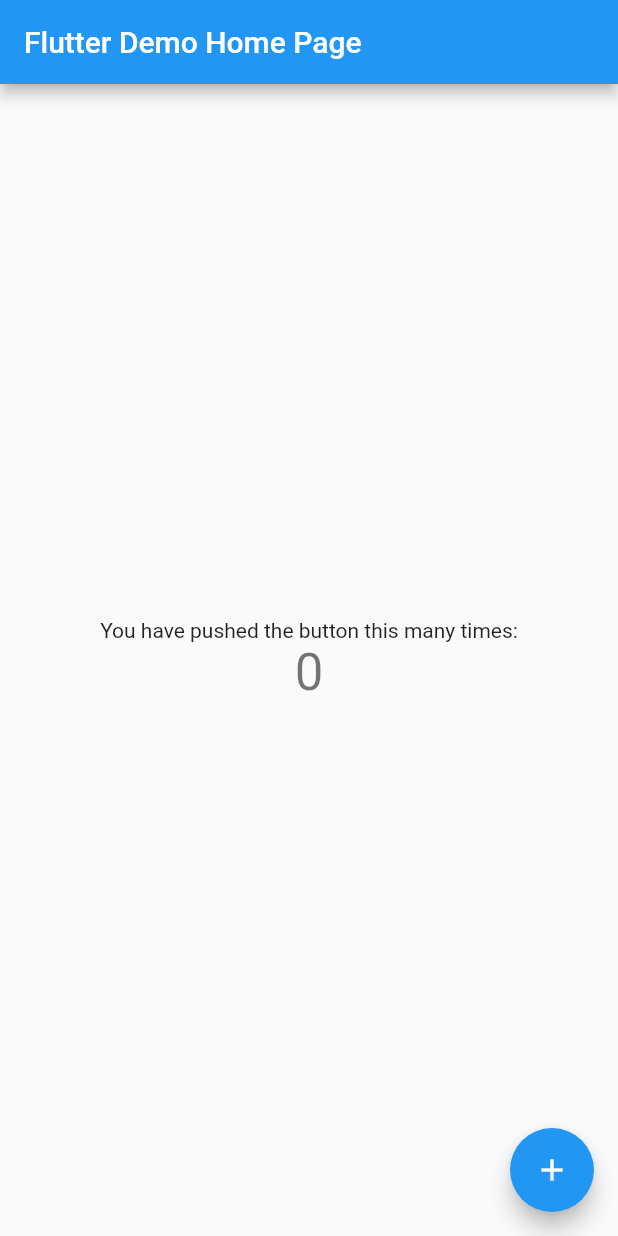
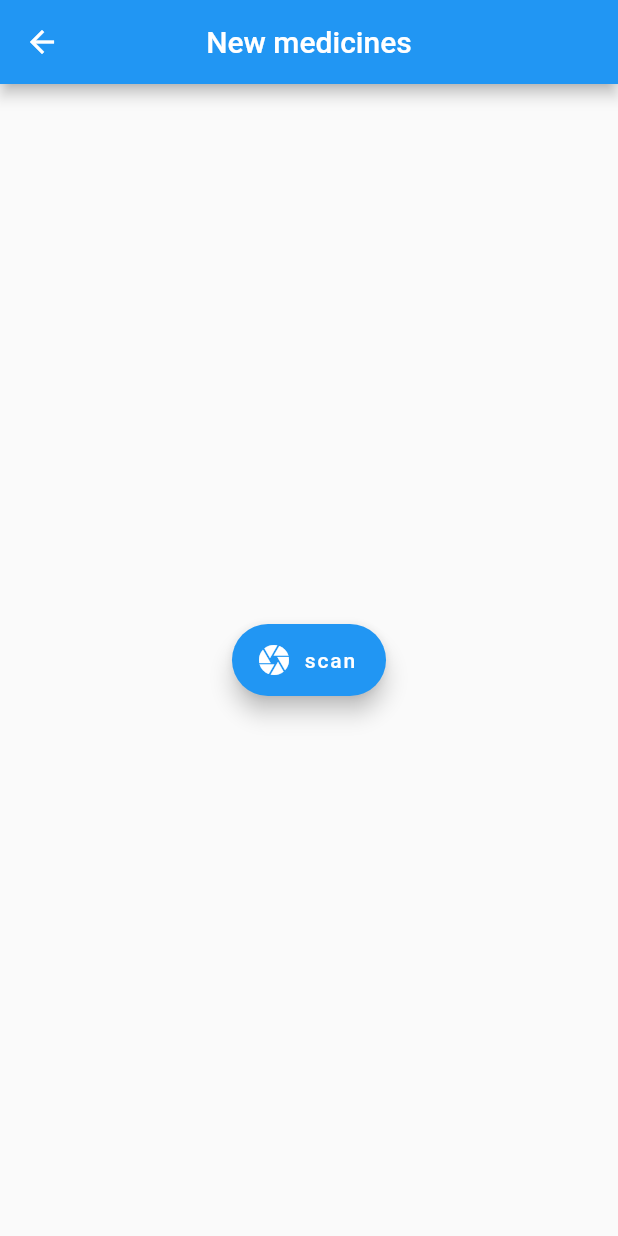
Before and after one commit to varshitan/medicalshop_management, a Flutter app: the screen it shows after launch, on a phone screen of 412 x 824 dp. Run offline on Flutter 3.47's test engine with Material 2 defaults, Android fonts, the phone set to English and light mode, and no system bars; missing offline and left inert: dart:html.

Commit message:
this is my first commit

```diff
--- /dev/null
+++ b/lib/alert_dialog.dart
@@ -0,0 +1,30 @@
+import 'package:flutter/material.dart';
+
+enum DialogsAction { yes, cancel }
+
+class AlertDialogs {
+  static Future<DialogsAction> yesCancelDialog(
+    BuildContext context,
+    String title,
+    String body,
+  ) async {
+    final action = await showDialog(
+        //barrierDismissible: false,
+        context: context,
+        builder: (BuildContext context) {
+          return AlertDialog(
+            title: Text(title),
+            content: Text(body),
+            actions: <Widget>[
+              FloatingActionButton.extended(
+                  onPressed: () =>
+                      Navigator.of(context).pop(DialogsAction.cancel),
+                  label: Text("yes")),
+              FloatingActionButton.extended(
+                  onPressed: () => Navigator.of(context).pop(DialogsAction.yes),
+                  label: Text("no"))
+            ],
+          );
+        });
+  }
+}
--- a/lib/main.dart
+++ b/lib/main.dart
@@ -1,115 +1,48 @@
+import 'dart:html';
+
 import 'package:flutter/material.dart';
+import 'package:medicalshop_management/alert_dialog.dart';
 
-void main() {
-  runApp(const MyApp());
-}
+void main() => runApp(MyApp());
 
 class MyApp extends StatelessWidget {
-  const MyApp({Key? key}) : super(key: key);
-
-  // This widget is the root of your application.
   @override
   Widget build(BuildContext context) {
     return MaterialApp(
-      title: 'Flutter Demo',
-      theme: ThemeData(
-        // This is the theme of your application.
-        //
-        // Try running your application with "flutter run". You'll see the
-        // application has a blue toolbar. Then, without quitting the app, try
-        // changing the primarySwatch below to Colors.green and then invoke
-        // "hot reload" (press "r" in the console where you ran "flutter run",
-        // or simply save your changes to "hot reload" in a Flutter IDE).
-        // Notice that the counter didn't reset back to zero; the application
-        // is not restarted.
-        primarySwatch: Colors.blue,
-      ),
-      home: const MyHomePage(title: 'Flutter Demo Home Page'),
+      debugShowCheckedModeBanner: false,
+      title: 'Medicalshop_managment',
+      home: Homepage(),
     );
   }
 }
 
-class MyHomePage extends StatefulWidget {
-  const MyHomePage({Key? key, required this.title}) : super(key: key);
-
-  // This widget is the home page of your application. It is stateful, meaning
-  // that it has a State object (defined below) that contains fields that affect
-  // how it looks.
-
-  // This class is the configuration for the state. It holds the values (in this
-  // case the title) provided by the parent (in this case the App widget) and
-  // used by the build method of the State. Fields in a Widget subclass are
-  // always marked "final".
-
-  final String title;
-
+class Homepage extends StatefulWidget {
   @override
-  State<MyHomePage> createState() => _MyHomePageState();
+  _HomepageState createState() => _HomepageState();
 }
 
-class _MyHomePageState extends State<MyHomePage> {
-  int _counter = 0;
-
-  void _incrementCounter() {
-    setState(() {
-      // This call to setState tells the Flutter framework that something has
-      // changed in this State, which causes it to rerun the build method below
-      // so that the display can reflect the updated values. If we changed
-      // _counter without calling setState(), then the build method would not be
-      // called again, and so nothing would appear to happen.
-      _counter++;
-    });
-  }
-
+class _HomepageState extends State<Homepage> {
+  String title = 'New medicines';
   @override
   Widget build(BuildContext context) {
-    // This method is rerun every time setState is called, for instance as done
-    // by the _incrementCounter method above.
-    //
-    // The Flutter framework has been optimized to make rerunning build methods
-    // fast, so that you can just rebuild anything that needs updating rather
-    // than having to individually change instances of widgets.
     return Scaffold(
       appBar: AppBar(
-        // Here we take the value from the MyHomePage object that was created by
-        // the App.build method, and use it to set our appbar title.
-        title: Text(widget.title),
+        leading: IconButton(
+          onPressed: () {},
+          icon: Icon(Icons.arrow_back),
+        ),
+        title: Text("New medicines"),
+        centerTitle: true,
       ),
       body: Center(
-        // Center is a layout widget. It takes a single child and positions it
-        // in the middle of the parent.
-        child: Column(
-          // Column is also a layout widget. It takes a list of children and
-          // arranges them vertically. By default, it sizes itself to fit its
-          // children horizontally, and tries to be as tall as its parent.
-          //
-          // Invoke "debug painting" (press "p" in the console, choose the
-          // "Toggle Debug Paint" action from the Flutter Inspector in Android
-          // Studio, or the "Toggle Debug Paint" command in Visual Studio Code)
-          // to see the wireframe for each widget.
-          //
-          // Column has various properties to control how it sizes itself and
-          // how it positions its children. Here we use mainAxisAlignment to
-          // center the children vertically; the main axis here is the vertical
-          // axis because Columns are vertical (the cross axis would be
-          // horizontal).
-          mainAxisAlignment: MainAxisAlignment.center,
-          children: <Widget>[
-            const Text(
-              'You have pushed the button this many times:',
-            ),
-            Text(
-              '$_counter',
-              style: Theme.of(context).textTheme.headline4,
-            ),
-          ],
-        ),
-      ),
-      floatingActionButton: FloatingActionButton(
-        onPressed: _incrementCounter,
-        tooltip: 'Increment',
-        child: const Icon(Icons.add),
-      ), // This trailing comma makes auto-formatting nicer for build methods.
+          child: FloatingActionButton.extended(
+        onPressed: () async {
+          final action = await AlertDialogs.yesCancelDialog(
+              context, "scan", "are you sure?");
+        },
+        icon: Icon(Icons.camera),
+        label: Text("scan"),
+      )),
     );
   }
 }
```
Also changed, not shown: 1 other file.
